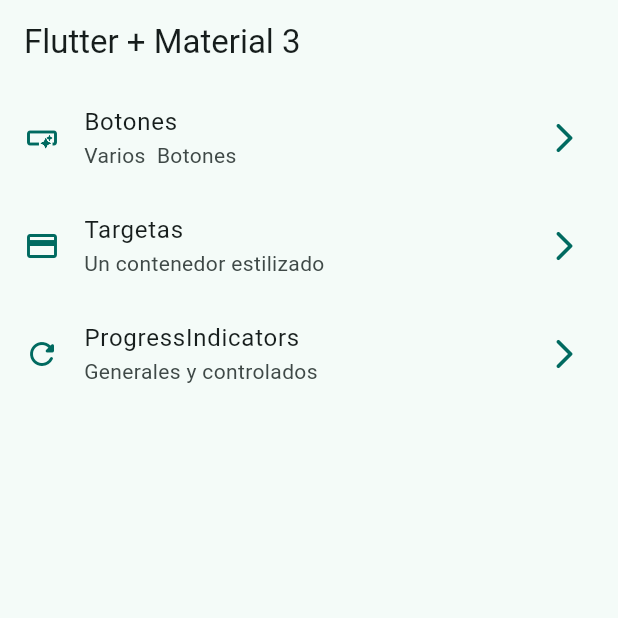
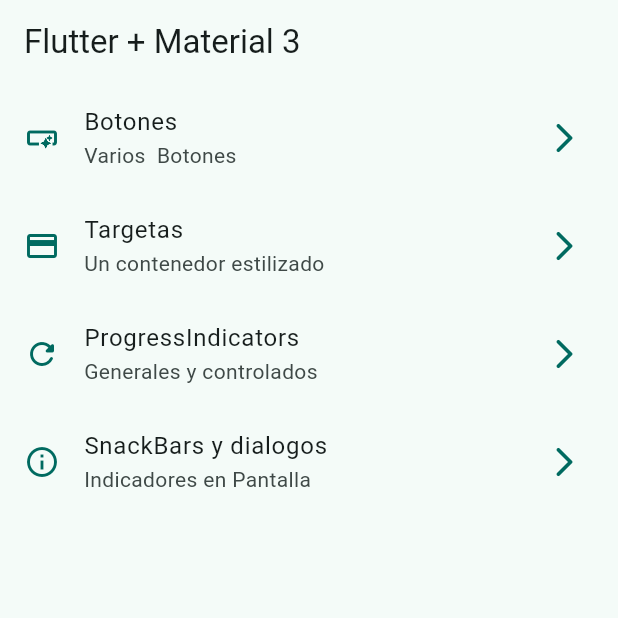
Before and after one commit to Luc47s/widget_app_test, a Flutter app: the screen it shows after launch, on a phone screen of 412 x 824 dp, the top half of it. Run offline on Flutter 3.47's test engine with Material 3 defaults, Android fonts, the phone set to English and light mode, and no system bars; our stand-ins replace go_router.

Commit message:
snackbars and dialogs finish

```diff
--- a/lib/config/menu/menu_item.dart
+++ b/lib/config/menu/menu_item.dart
@@ -30,4 +30,9 @@ const appMenuItems = <MenuItem>[
       subTitle: 'Generales y controlados',
       link: '/progress',
       icon: Icons.refresh_rounded),
+  MenuItem(
+      title: 'SnackBars y dialogos',
+      subTitle: 'Indicadores en Pantalla',
+      link: '/snackbars',
+      icon: Icons.info_outline),
 ];
--- a/lib/config/router/app_router.dart
+++ b/lib/config/router/app_router.dart
@@ -25,5 +25,10 @@ final appRouter = GoRouter(
       name: ProgressScreen.name,
       builder: (context, state) => const ProgressScreen(),
     ),
+    GoRoute(
+      path: '/snackbars',
+      name: SnackBarScreen.name,
+      builder: (context, state) => const SnackBarScreen(),
+    ),
   ],
 );
--- a/lib/main.dart
+++ b/lib/main.dart
@@ -12,6 +12,7 @@ class MainApp extends StatelessWidget {
   @override
   Widget build(BuildContext context) {
     return MaterialApp.router(
+      title: 'Flutter Widgets',
       routerConfig: appRouter,
       debugShowCheckedModeBanner: false,
       theme: AppTheme(selectedColor: 4).getTheme(),
```
Also changed, not shown: lib/presentation/screen/snackbar/snackbar_screen.dart (+61 -1 lines).
